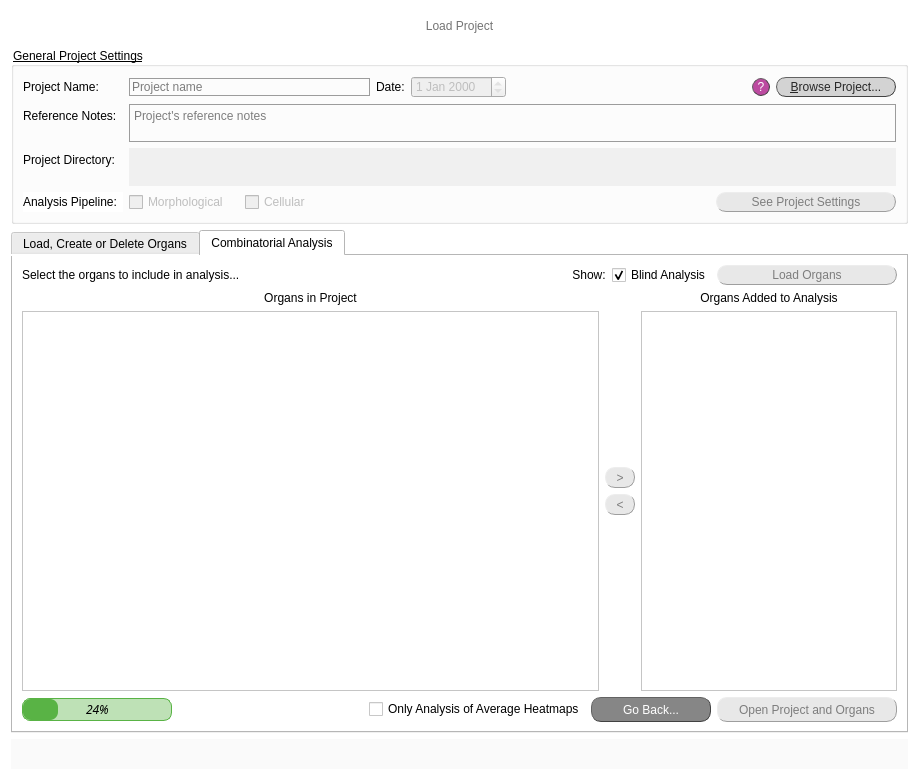
The window that src/gui/ui/load_project_screen.ui (jsanchez679/morphoHeart) describes before a commit, drawn with Qt 5.
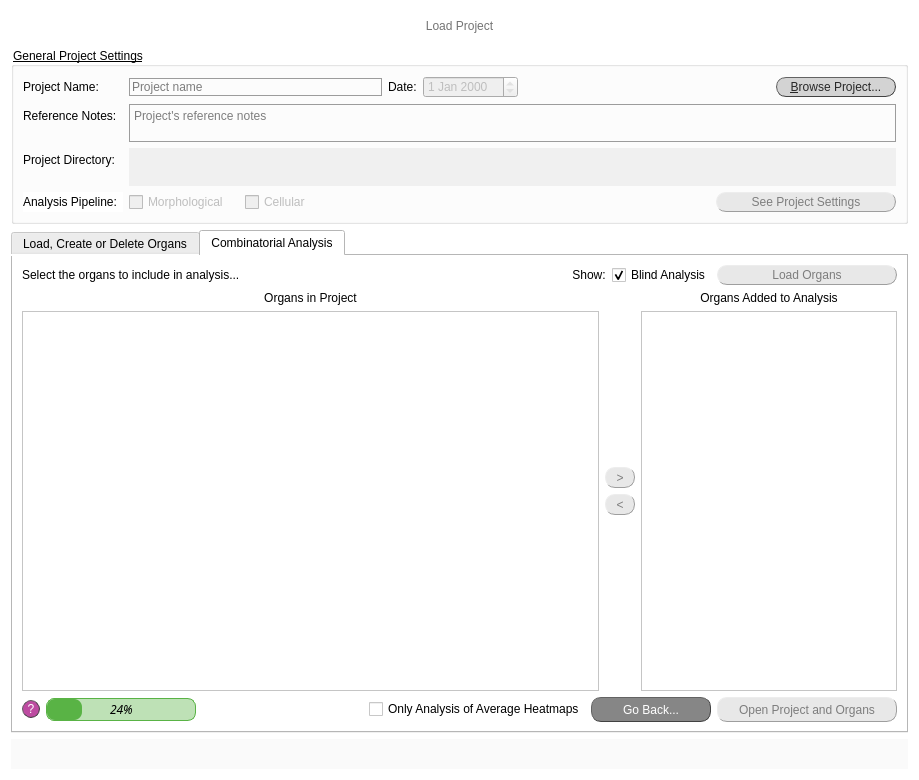
The same window after the commit. The open tabs and pages were chosen to show the change.

Commit message: Started connecting ? buttons to video tutorials

```diff
--- a/src/gui/ui/load_project_screen.ui
+++ b/src/gui/ui/load_project_screen.ui
@@ -177,39 +177,6 @@
             </property>
            </spacer>
           </item>
-          <item>
-           <widget class="QPushButton" name="q_orient">
-            <property name="minimumSize">
-             <size>
-              <width>18</width>
-              <height>18</height>
-             </size>
-            </property>
-            <property name="maximumSize">
-             <size>
-              <width>18</width>
-              <height>18</height>
-             </size>
-            </property>
-            <property name="styleSheet">
-             <string notr="true">QPushButton{border-radius:9px;
-border-width: 1px;
-border-style: outset;
-border-color: rgb(66, 66, 66);
-background-color: rgba(162, 0, 122,180);
-color: rgb(255, 255, 255);
-font: 9pt &quot;Calibri Light&quot;;}
-
-QPushButton:hover{
-background-color: rgb(0, 0, 0);
-border-color: #672146
-}</string>
-            </property>
-            <property name="text">
-             <string>?</string>
-            </property>
-           </widget>
-          </item>
           <item>
            <widget class="QPushButton" name="button_browse_proj">
             <property name="minimumSize">
@@ -1540,6 +1507,39 @@
        </item>
        <item>
         <layout class="QHBoxLayout" name="horizontalLayout_10">
+         <item>
+          <widget class="QPushButton" name="q_load_combAna">
+           <property name="minimumSize">
+            <size>
+             <width>18</width>
+             <height>18</height>
+            </size>
+           </property>
+           <property name="maximumSize">
+            <size>
+             <width>18</width>
+             <height>18</height>
+            </size>
+           </property>
+           <property name="styleSheet">
+            <string notr="true">QPushButton{border-radius:9px;
+border-width: 1px;
+border-style: outset;
+border-color: rgb(66, 66, 66);
+background-color: rgba(162, 0, 122,180);
+color: rgb(255, 255, 255);
+font: 9pt &quot;Calibri Light&quot;;}
+
+QPushButton:hover{
+background-color: rgb(0, 0, 0);
+border-color: #672146
+}</string>
+           </property>
+           <property name="text">
+            <string>?</string>
+           </property>
+          </widget>
+         </item>
          <item>
           <widget class="QProgressBar" name="prog_bar">
            <property name="minimumSize">
```
Left out of the diff: 35 changed lines with no effect on the pictures. The commit also changes 8 other files.
